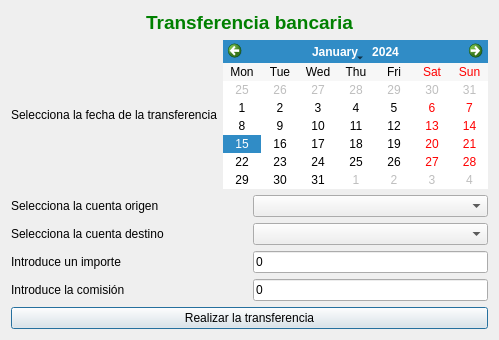
Qt form ui/frmTransferencia.ui (turulomio/xulpymoney) before a commit.
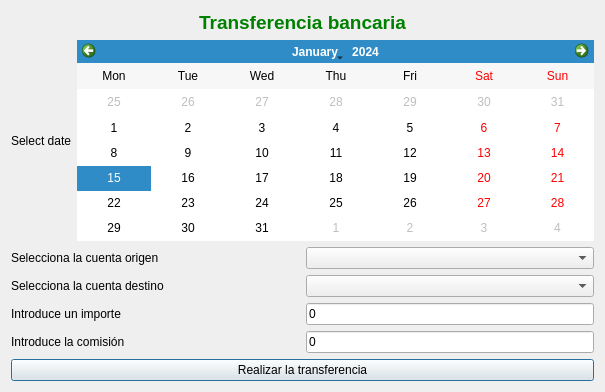
The same form after that commit. Icons and pictures are not drawn. Custom widgets are drawn as their Qt base class.

Diff of the .ui file:
```diff
--- a/ui/frmTransferencia.ui
+++ b/ui/frmTransferencia.ui
@@ -9,8 +9,8 @@
    <rect>
     <x>0</x>
     <y>0</y>
-    <width>499</width>
-    <height>324</height>
+    <width>605</width>
+    <height>392</height>
    </rect>
   </property>
   <property name="windowTitle">
@@ -51,7 +51,7 @@
        <item>
         <widget class="QLabel" name="label">
          <property name="text">
-          <string>Selecciona la fecha de la transferencia</string>
+          <string>Select date</string>
          </property>
         </widget>
        </item>
```
